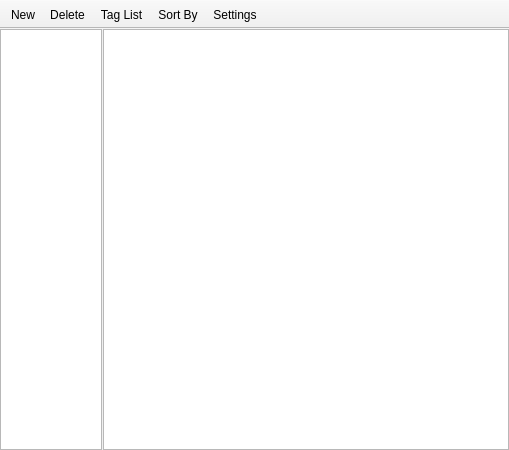
This is hazama/ui/mainwindow.ui in krrr/Hazama as Qt 5 draws it before an edit. The edited form follows.
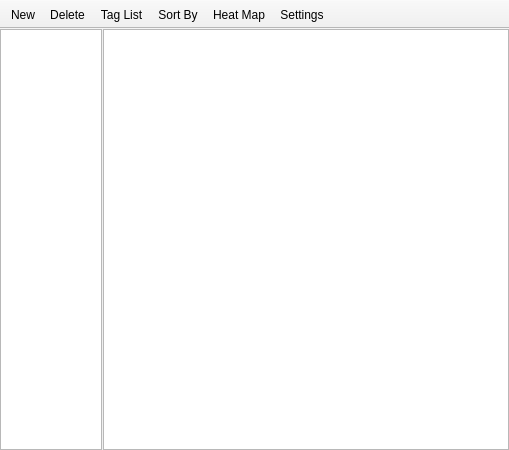
This is the edited form. Icons and pictures are not drawn. Custom widgets are drawn as their Qt base class.

Commit message: Add heat map button

```diff
--- a/hazama/ui/mainwindow.ui
+++ b/hazama/ui/mainwindow.ui
@@ -105,6 +105,7 @@
    <addaction name="delAct"/>
    <addaction name="tListAct"/>
    <addaction name="sorAct"/>
+   <addaction name="mapAct"/>
    <addaction name="cfgAct"/>
   </widget>
   <action name="tListAct">
@@ -175,7 +176,7 @@
   </action>
   <action name="mapAct">
    <property name="text">
-    <string>HeatMap</string>
+    <string>Heat Map</string>
    </property>
    <property name="shortcut">
     <string notr="true">Ctrl+M</string>
```
Left out of the diff: 6 changed lines with no effect on the pictures. The commit also changes 4 other files.
